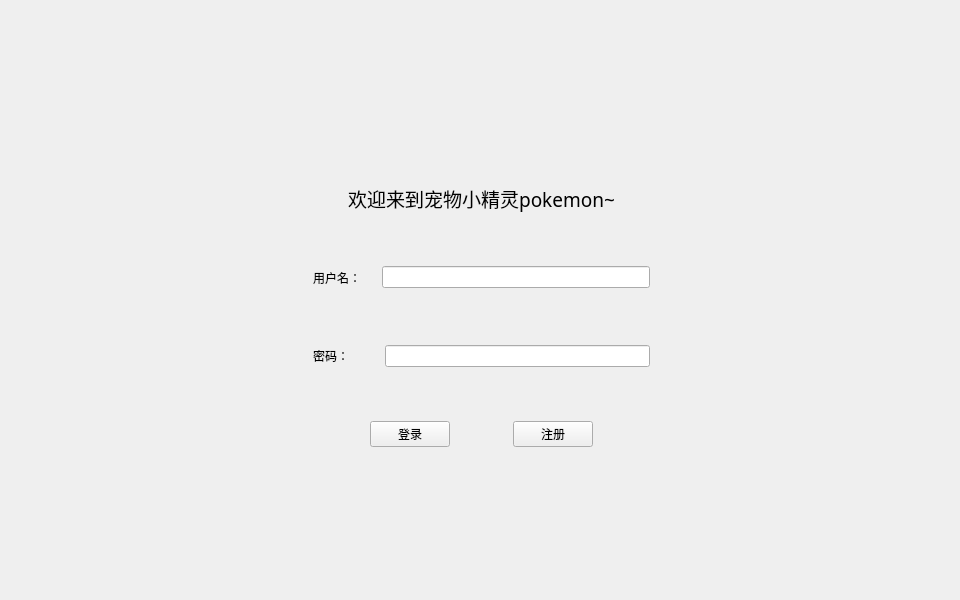
Above: Client/Client.ui from tarffy/pokemon before the change. Below: the same form after it.
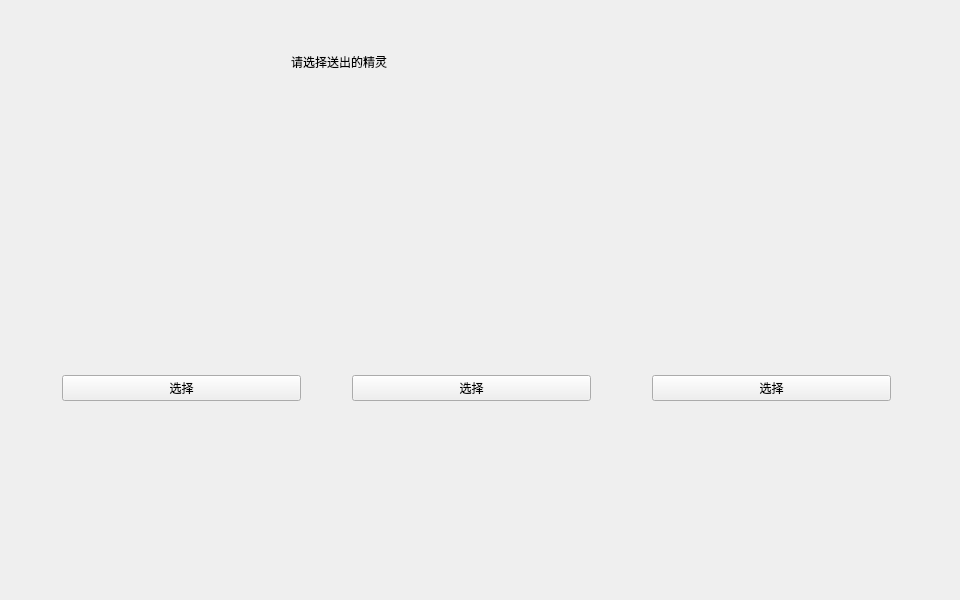
That is the form after the change. The open tabs and pages were chosen to show the change.

Commit message: 修复了赠送精灵的bug和寄生种子数值bug。

```diff
--- a/Client/Client.ui
+++ b/Client/Client.ui
@@ -761,6 +761,138 @@
         </property>
        </widget>
       </widget>
+      <widget class="QWidget" name="page_send_pokemon">
+       <widget class="QWidget" name="widget_9" native="true">
+        <property name="geometry">
+         <rect>
+          <x>40</x>
+          <y>110</y>
+          <width>261</width>
+          <height>291</height>
+         </rect>
+        </property>
+        <layout class="QVBoxLayout" name="verticalLayout_8">
+         <item>
+          <widget class="QLabel" name="label_3">
+           <property name="text">
+            <string/>
+           </property>
+          </widget>
+         </item>
+         <item>
+          <widget class="QLabel" name="label_send_pokemon1">
+           <property name="sizePolicy">
+            <sizepolicy hsizetype="Preferred" vsizetype="Fixed">
+             <horstretch>0</horstretch>
+             <verstretch>0</verstretch>
+            </sizepolicy>
+           </property>
+           <property name="text">
+            <string/>
+           </property>
+          </widget>
+         </item>
+         <item>
+          <widget class="QPushButton" name="Button_send_pokemon1">
+           <property name="text">
+            <string>选择</string>
+           </property>
+          </widget>
+         </item>
+        </layout>
+       </widget>
+       <widget class="QWidget" name="widget_10" native="true">
+        <property name="geometry">
+         <rect>
+          <x>330</x>
+          <y>110</y>
+          <width>261</width>
+          <height>291</height>
+         </rect>
+        </property>
+        <layout class="QVBoxLayout" name="verticalLayout_9">
+         <item>
+          <widget class="QLabel" name="label_5">
+           <property name="text">
+            <string/>
+           </property>
+          </widget>
+         </item>
+         <item>
+          <widget class="QLabel" name="label_send_pokemon2">
+           <property name="sizePolicy">
+            <sizepolicy hsizetype="Preferred" vsizetype="Fixed">
+             <horstretch>0</horstretch>
+             <verstretch>0</verstretch>
+            </sizepolicy>
+           </property>
+           <property name="text">
+            <string/>
+           </property>
+          </widget>
+         </item>
+         <item>
+          <widget class="QPushButton" name="Button_send_pokemon2">
+           <property name="text">
+            <string>选择</string>
+           </property>
+          </widget>
+         </item>
+        </layout>
+       </widget>
+       <widget class="QWidget" name="widget_11" native="true">
+        <property name="geometry">
+         <rect>
+          <x>630</x>
+          <y>110</y>
+          <width>261</width>
+          <height>291</height>
+         </rect>
+        </property>
+        <layout class="QVBoxLayout" name="verticalLayout_10">
+         <item>
+          <widget class="QLabel" name="label_7">
+           <property name="text">
+            <string/>
+           </property>
+          </widget>
+         </item>
+         <item>
+          <widget class="QLabel" name="label_send_pokemon3">
+           <property name="sizePolicy">
+            <sizepolicy hsizetype="Preferred" vsizetype="Fixed">
+             <horstretch>0</horstretch>
+             <verstretch>0</verstretch>
+            </sizepolicy>
+           </property>
+           <property name="text">
+            <string/>
+           </property>
+          </widget>
+         </item>
+         <item>
+          <widget class="QPushButton" name="Button_send_pokemon3">
+           <property name="text">
+            <string>选择</string>
+           </property>
+          </widget>
+         </item>
+        </layout>
+       </widget>
+       <widget class="QLabel" name="label_9">
+        <property name="geometry">
+         <rect>
+          <x>280</x>
+          <y>30</y>
+          <width>361</width>
+          <height>41</height>
+         </rect>
+        </property>
+        <property name="text">
+         <string>请选择送出的精灵</string>
+        </property>
+       </widget>
+      </widget>
      </widget>
     </item>
    </layout>
```
Left out of the diff: 26 changed lines with no effect on the pictures. The commit also changes 12 other files.
